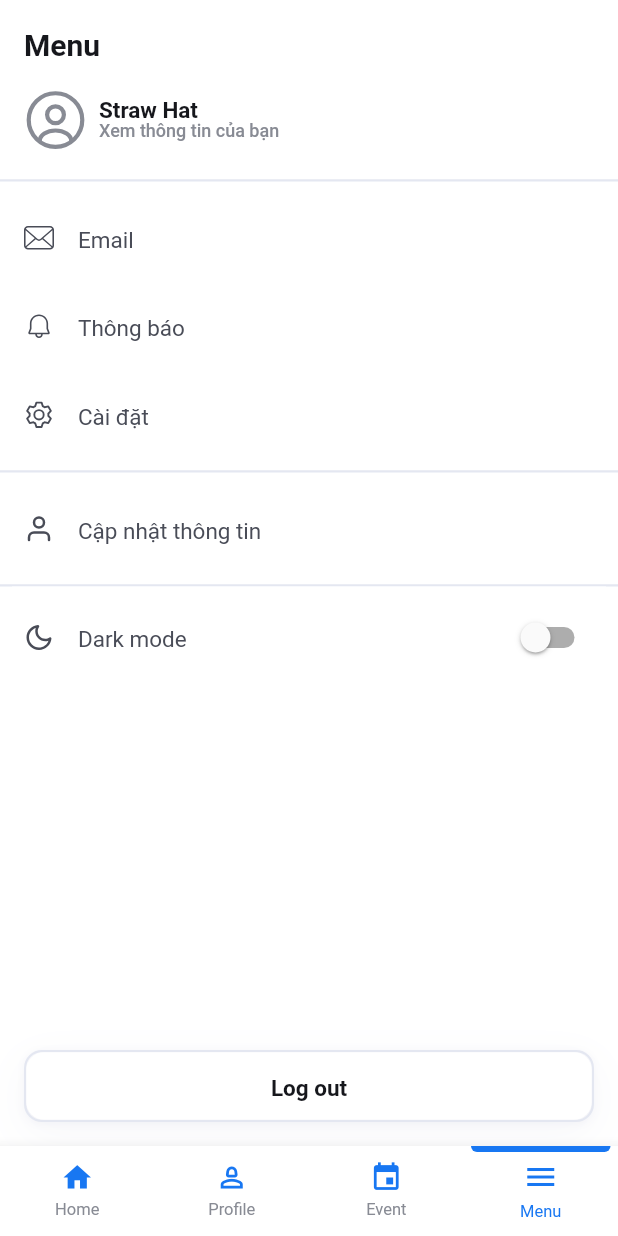
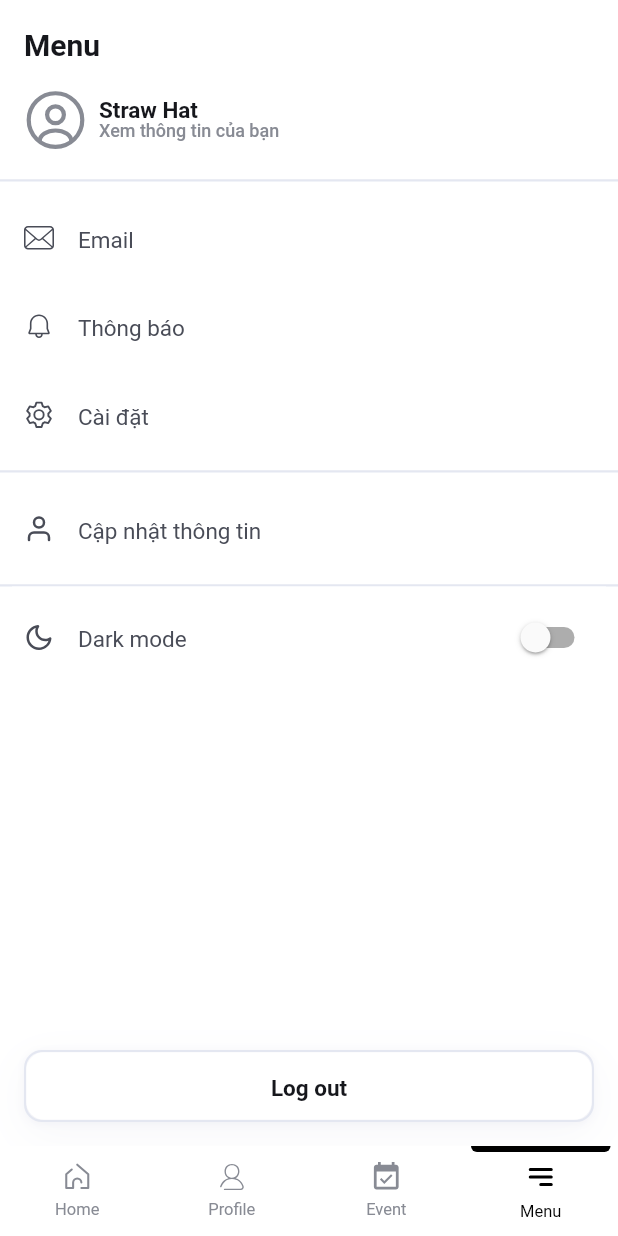
Before and after one commit to nhantruong1298/book_reviews, a Flutter app: the screen it shows after launch, item 4 of the bottom bar chosen, on a phone screen of 412 x 824 dp. Run offline on Flutter 3.47's test engine with Material 2 defaults, Android fonts, the phone set to English and light mode, and no system bars; our stand-ins replace after_layout, badges, bloc, cached_network_image, equatable, firebase_auth and 15 more; missing offline and left inert: flutter_html_svg, flutter_html_table; accounts and stored records are empty; network calls fail.

Commit message:
update dashboard icons

```diff
--- a/core/presentation/lib/feature/dashboard/views/dashboard_screen.dart
+++ b/core/presentation/lib/feature/dashboard/views/dashboard_screen.dart
@@ -1,10 +1,13 @@
 import 'package:flutter/material.dart';
 import 'package:flutter_bloc/flutter_bloc.dart';
+import 'package:flutter_svg/flutter_svg.dart';
 import 'package:presentation/app/route_builder.dart';
 import 'package:presentation/base/base_screen.dart';
 import 'package:presentation/feature/dashboard/cubit/dashboard_cubit.dart';
 import 'package:presentation/feature/menu/views/menu_screen.dart';
 import 'package:presentation/feature/profile/views/profile_screen.dart';
+import 'package:presentation/generated/assets.gen.dart';
+import 'package:presentation/generated/extension.dart';
 import 'package:presentation/resources/app_colors.dart';
 import 'package:presentation/utils/size_config.dart';
 import 'package:presentation/widgets/commons/layouts/tab_layout/tab_layout.dart';
@@ -72,62 +75,58 @@ class _DashboardScreenState extends BaseScreenState<DashboardScreen>
 
     return [
       FABBottomAppBarItem(
-        icon: const Icon(
-          Icons.home,
-          size: inActiveIconSize,
-          weight: 0.5,
-          color: AppColors.primaryColor500,
+        icon: SvgPicture.asset(
+          AssetsGen.getRawString(Assets.images.homeIcon.path),
+          width: inActiveIconSize,
+          height: inActiveIconSize,
+          color: AppColors.textGreyColor,
         ),
-        activeIcon: const Icon(
-          Icons.home,
-          size: activeIconSize,
-          weight: 1,
-          color: AppColors.primaryColor500,
+        activeIcon: SvgPicture.asset(
+          AssetsGen.getRawString(Assets.images.homeIcon.path),
+          width: activeIconSize,
+          height: activeIconSize,
         ),
         title: 'Home',
       ),
       FABBottomAppBarItem(
-        icon: const Icon(
-          Icons.person_2_outlined,
-          size: inActiveIconSize,
-          weight: 0.5,
-          color: AppColors.primaryColor500,
+        icon: SvgPicture.asset(
+          AssetsGen.getRawString(Assets.images.profileIcon.path),
+          width: inActiveIconSize,
+          height: inActiveIconSize,
+          color: AppColors.textGreyColor,
         ),
-        activeIcon: const Icon(
-          Icons.person,
-          size: activeIconSize,
-          weight: 1,
-          color: AppColors.primaryColor500,
+        activeIcon: SvgPicture.asset(
+          AssetsGen.getRawString(Assets.images.profileIcon.path),
+          width: activeIconSize,
+          height: activeIconSize,
         ),
         title: 'Profile',
       ),
       FABBottomAppBarItem(
-        icon: const Icon(
-          Icons.event,
-          size: inActiveIconSize,
-          weight: 0.5,
-          color: AppColors.primaryColor500,
+        icon: SvgPicture.asset(
+          AssetsGen.getRawString(Assets.images.eventIcon.path),
+          width: inActiveIconSize,
+          height: inActiveIconSize,
+          color: AppColors.textGreyColor,
         ),
-        activeIcon: const Icon(
-          Icons.event,
-          size: activeIconSize,
-          weight: 1,
-          color: AppColors.primaryColor500,
+        activeIcon: SvgPicture.asset(
+          AssetsGen.getRawString(Assets.images.eventIcon.path),
+          width: activeIconSize,
+          height: activeIconSize,
         ),
         title: 'Event',
       ),
       FABBottomAppBarItem(
-        icon: const Icon(
-          Icons.menu,
-          size: inActiveIconSize,
-          weight: 0.5,
-          color: AppColors.primaryColor500,
+        icon: SvgPicture.asset(
+          AssetsGen.getRawString(Assets.images.menuIcon.path),
+          width: inActiveIconSize,
+          height: inActiveIconSize,
+          color: AppColors.textGreyColor,
         ),
-        activeIcon: const Icon(
-          Icons.menu,
-          size: activeIconSize,
-          weight: 1,
-          color: AppColors.primaryColor500,
+        activeIcon: SvgPicture.asset(
+          AssetsGen.getRawString(Assets.images.menuIcon.path),
+          width: activeIconSize,
+          height: activeIconSize,
         ),
         title: 'Menu',
       ),
--- a/core/presentation/lib/widgets/commons/layouts/tab_layout/fab_bottom_app_bar.dart
+++ b/core/presentation/lib/widgets/commons/layouts/tab_layout/fab_bottom_app_bar.dart
@@ -73,7 +73,7 @@ class FABBottomAppBarState extends State<FABBottomAppBar> {
         mainAxisAlignment: MainAxisAlignment.spaceAround,
         children: items,
       ),
-      color: widget.backgroundColor,
+      elevation: 0.0,
     );
   }
 
@@ -102,7 +102,7 @@ class FABBottomAppBarState extends State<FABBottomAppBar> {
     ValueChanged<int?>? onPressed,
   }) {
     final isSelected = widget.index == index;
-    Color? color = isSelected ? widget.selectedColor : widget.color;
+    Color? titleColor = isSelected ? widget.selectedColor : widget.color;
     final currentIcon = isSelected ? item.activeIcon! : item.icon!;
 
     return Expanded(
@@ -125,9 +125,9 @@ class FABBottomAppBarState extends State<FABBottomAppBar> {
                       duration: AppConstants.defaultDuration,
                       height: isSelected ? 4 : 0,
                       width: double.infinity,
-                      decoration:const BoxDecoration(
-                          color: AppColors.primaryColor500,
-                          borderRadius:  BorderRadius.only(
+                      decoration: const BoxDecoration(
+                          color: AppColors.primaryDarkColor,
+                          borderRadius: BorderRadius.only(
                             bottomLeft: Radius.circular(4),
                             bottomRight: Radius.circular(4),
                           )),
@@ -141,7 +141,7 @@ class FABBottomAppBarState extends State<FABBottomAppBar> {
                     Flexible(
                       child: BodyXXSText(
                         item.title ?? '',
-                        color: color,
+                        color: titleColor,
                         textAlign: TextAlign.center,
                         maxLines: 1,
                         overflow: TextOverflow.visible,
--- a/core/presentation/lib/widgets/commons/layouts/tab_layout/tab_layout.dart
+++ b/core/presentation/lib/widgets/commons/layouts/tab_layout/tab_layout.dart
@@ -1,5 +1,6 @@
 import 'dart:async';
 import 'package:flutter/material.dart';
+import 'package:presentation/resources/app_colors.dart';
 
 import 'fab_bottom_app_bar.dart';
 export 'fab_bottom_app_bar.dart';
@@ -117,8 +118,8 @@ class _TabLayoutState extends State<TabLayout>
           return FABBottomAppBar(
             index: snapshot.data ?? 0,
             centerItemText: widget.centerButtonText,
-            color: widget.bottomAppBarColor,
-            selectedColor: widget.bottomAppBarActiveColor,
+            color: AppColors.textGreyColor,
+            selectedColor: AppColors.primaryDarkColor,
             notchedShape: const CircularNotchedRectangle(),
             onTabSelected: (int? index) {
               if (_tabController!.index != index) _onTabSelected(index!);
@@ -154,5 +155,4 @@ class _TabLayoutState extends State<TabLayout>
   // _buildFab(AsyncSnapshot<int> snapshot, BuildContext context) {
   //   return widget.centerButton;
   // }
-
 }
```
Also changed, not shown: core/presentation/assets/images/event-icon.svg (added), core/presentation/assets/images/home-icon.svg (added), core/presentation/assets/images/menu-icon.svg (added), core/presentation/assets/images/profile-icon.svg (added), core/presentation/lib/app/route_builder.g.dart, core/presentation/lib/generated/assets.gen.dart, 1 other file.
